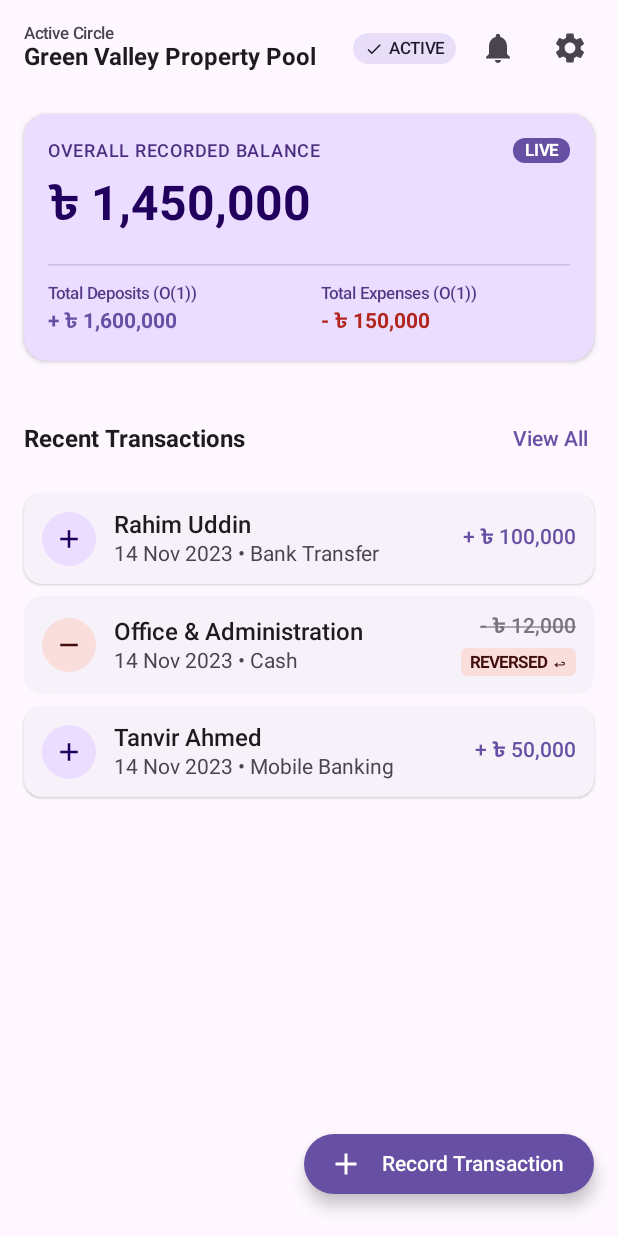
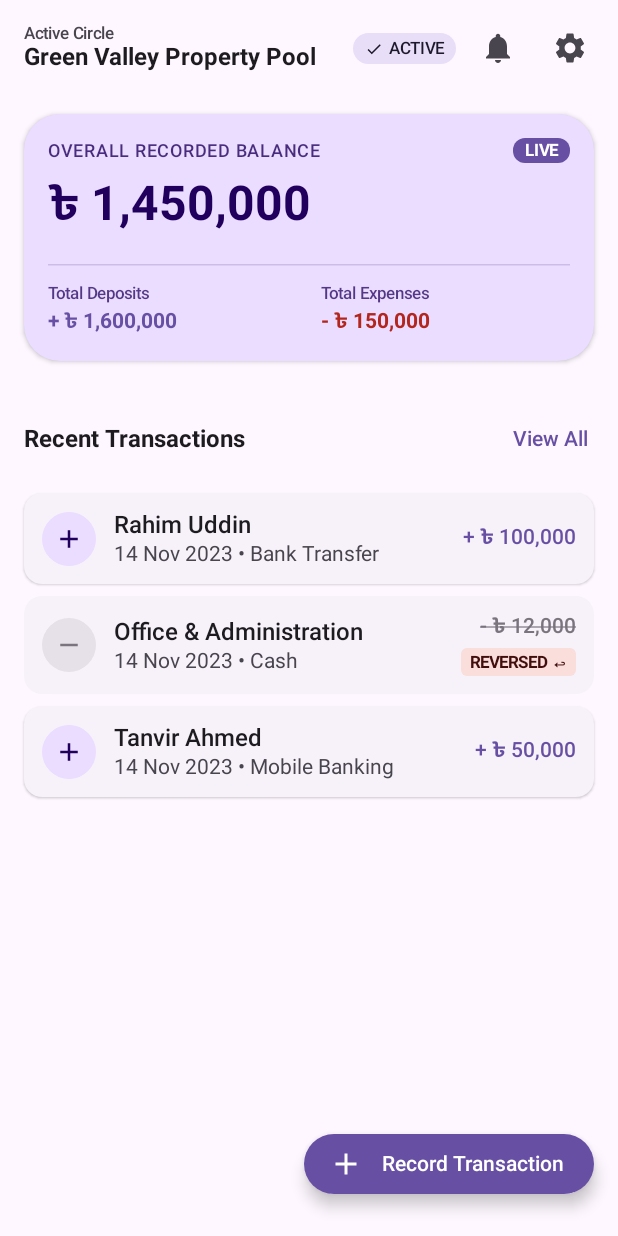
Before and after one commit to kawsar130/fund-circle, an Android app built with Jetpack Compose: the @Preview function DashboardScreenLightPreview, on a phone screen of 412 x 824 dp. Run offline under Robolectric (Android 15) with nearby library versions, the phone set to English and light mode, and no system bars.

Commit message:
feat(dashboard): polish hero card corner radius, negative balance formatting, and voided transaction indicator

```diff
--- a/app/src/main/java/com/fundcircle/app/presentation/screens/dashboard/DashboardScreen.kt
+++ b/app/src/main/java/com/fundcircle/app/presentation/screens/dashboard/DashboardScreen.kt
@@ -60,6 +60,7 @@ import androidx.compose.ui.res.stringResource
 import androidx.compose.ui.semantics.contentDescription
 import androidx.compose.ui.semantics.semantics
 import androidx.compose.ui.text.font.FontWeight
+import androidx.compose.ui.text.style.TextAlign
 import androidx.compose.ui.text.style.TextDecoration
 import androidx.compose.ui.text.style.TextOverflow
 import androidx.compose.ui.tooling.preview.Preview
@@ -164,6 +165,11 @@ fun DashboardScreen(
                         } else {
                             stringResource(R.string.dashboard_badge_active)
                         }
+                        val badgeCd = if (isLocked) {
+                            stringResource(R.string.dashboard_status_badge_locked_cd)
+                        } else {
+                            stringResource(R.string.dashboard_status_badge_active_cd)
+                        }
                         val badgeContainerColor = if (isLocked) {
                             MaterialTheme.colorScheme.errorContainer
                         } else {
@@ -180,7 +186,7 @@ fun DashboardScreen(
                             color = badgeContainerColor,
                             contentColor = badgeTextColor,
                             modifier = Modifier.semantics {
-                                contentDescription = badgeLabel
+                                contentDescription = badgeCd
                             }
                         ) {
                             Row(
@@ -297,13 +303,15 @@ fun DashboardScreen(
                         text = stringResource(R.string.dashboard_error_title),
                         style = MaterialTheme.typography.titleMedium,
                         fontWeight = FontWeight.Bold,
-                        color = MaterialTheme.colorScheme.onSurface
+                        color = MaterialTheme.colorScheme.onSurface,
+                        textAlign = TextAlign.Center
                     )
                     Spacer(modifier = Modifier.height(DesignTokens.Spacing8))
                     Text(
                         text = state.errorMessage.asString(),
                         style = MaterialTheme.typography.bodyMedium,
-                        color = MaterialTheme.colorScheme.onSurfaceVariant
+                        color = MaterialTheme.colorScheme.onSurfaceVariant,
+                        textAlign = TextAlign.Center
                     )
                     Spacer(modifier = Modifier.height(DesignTokens.Spacing16))
                     Button(
@@ -353,6 +361,39 @@ fun DashboardScreen(
                                     text = stringResource(R.string.viewing_offline_cache),
                                     style = MaterialTheme.typography.labelMedium,
                                     color = MaterialTheme.colorScheme.onSecondaryContainer
+                                )
+                            }
+                        }
+                    }
+                }
+
+                // Locked Circle Notice (Screen 13 Archive / Lock status)
+                if (state.circle?.isLocked == true) {
+                    item(key = "locked_circle_notice") {
+                        Surface(
+                            color = MaterialTheme.colorScheme.errorContainer,
+                            shape = RoundedCornerShape(8.dp),
+                            modifier = Modifier
+                                .fillMaxWidth()
+                                .padding(horizontal = DesignTokens.Spacing16, vertical = DesignTokens.Spacing4)
+                        ) {
+                            Row(
+                                modifier = Modifier
+                                    .fillMaxWidth()
+                                    .padding(horizontal = DesignTokens.Spacing12, vertical = DesignTokens.Spacing8),
+                                verticalAlignment = Alignment.CenterVertically
+                            ) {
+                                Icon(
+                                    imageVector = Icons.Default.Lock,
+                                    contentDescription = null,
+                                    tint = MaterialTheme.colorScheme.onErrorContainer,
+                                    modifier = Modifier.size(16.dp)
+                                )
+                                Spacer(modifier = Modifier.width(DesignTokens.Spacing8))
+                                Text(
+                                    text = stringResource(R.string.dashboard_locked_notice),
+                                    style = MaterialTheme.typography.labelMedium,
+                                    color = MaterialTheme.colorScheme.onErrorContainer
                                 )
                             }
                         }
@@ -459,7 +500,7 @@ fun HeroBalanceCard(
 ) {
     Card(
         modifier = modifier,
-        shape = RoundedCornerShape(16.dp),
+        shape = RoundedCornerShape(24.dp),
         colors = CardDefaults.cardColors(
             containerColor = MaterialTheme.colorScheme.primaryContainer,
             contentColor = MaterialTheme.colorScheme.onPrimaryContainer
@@ -500,17 +541,33 @@ fun HeroBalanceCard(
             Spacer(modifier = Modifier.height(DesignTokens.Spacing8))
 
             // Main Balance Amount (32sp Bold, Tabular Digits)
-            val formattedBalance = remember(circle.recordedBalance) {
-                NumberFormat.getIntegerInstance(Locale.US).format(circle.recordedBalance)
+            val isNegative = circle.recordedBalance < 0L
+            val absBalance = if (isNegative) -circle.recordedBalance else circle.recordedBalance
+            val formattedBalance = remember(absBalance) {
+                NumberFormat.getIntegerInstance(Locale.US).format(absBalance)
             }
-            Text(
-                text = stringResource(
+            val balanceText = if (isNegative) {
+                stringResource(
+                    R.string.dashboard_negative_balance_format,
+                    circle.currency.symbol,
+                    formattedBalance
+                )
+            } else {
+                stringResource(
                     R.string.dashboard_balance_format,
                     circle.currency.symbol,
                     formattedBalance
-                ),
+                )
+            }
+            val balanceColor = if (isNegative) {
+                MaterialTheme.colorScheme.error
+            } else {
+                MaterialTheme.colorScheme.onPrimaryContainer
+            }
+            Text(
+                text = balanceText,
                 style = MaterialTheme.typography.headlineLarge,
-                color = MaterialTheme.colorScheme.onPrimaryContainer
+                color = balanceColor
             )
 
             Spacer(modifier = Modifier.height(DesignTokens.Spacing16))
@@ -632,13 +689,17 @@ fun TransactionItemCard(
                 .padding(DesignTokens.Spacing12),
             verticalAlignment = Alignment.CenterVertically
         ) {
-            // Indicator Icon (+ green for Deposit, - red for Expense)
-            val indicatorBg = if (item.isExpense) {
+            // Indicator Icon (+ green for Deposit, - red for Expense, muted outline if Voided)
+            val indicatorBg = if (item.isVoid) {
+                MaterialTheme.colorScheme.surfaceContainerHighest
+            } else if (item.isExpense) {
                 MaterialTheme.colorScheme.errorContainer
             } else {
                 MaterialTheme.colorScheme.primaryContainer
             }
-            val indicatorTint = if (item.isExpense) {
+            val indicatorTint = if (item.isVoid) {
+                MaterialTheme.colorScheme.outline
+            } else if (item.isExpense) {
                 MaterialTheme.colorScheme.onErrorContainer
             } else {
                 MaterialTheme.colorScheme.onPrimaryContainer
@@ -777,7 +838,8 @@ fun EmptyTransactionsCard(
                 text = stringResource(R.string.dashboard_empty_transactions_title),
                 style = MaterialTheme.typography.titleMedium,
                 fontWeight = FontWeight.SemiBold,
-                color = MaterialTheme.colorScheme.onSurface
+                color = MaterialTheme.colorScheme.onSurface,
+                textAlign = TextAlign.Center
             )
             Spacer(modifier = Modifier.height(DesignTokens.Spacing4))
             val subtitleRes = if (isAdmin) {
@@ -788,7 +850,8 @@ fun EmptyTransactionsCard(
             Text(
                 text = stringResource(subtitleRes),
                 style = MaterialTheme.typography.bodyMedium,
-                color = MaterialTheme.colorScheme.onSurfaceVariant
+                color = MaterialTheme.colorScheme.onSurfaceVariant,
+                textAlign = TextAlign.Center
             )
         }
     }
@@ -935,3 +998,37 @@ private fun DashboardScreenEmptyMemberPreview() {
         )
     }
 }
+
+@Preview(name = "Dashboard Locked Circle", showBackground = true)
+@Composable
+private fun DashboardScreenLockedPreview() {
+    FundCircleTheme(darkTheme = false) {
+        DashboardScreen(
+            state = DashboardUiState(
+                isLoading = false,
+                circle = previewCircle.copy(isLocked = true),
+                recentTransactions = previewTransactions,
+                isAdmin = true,
+                isOffline = false
+            ),
+            onAction = {}
+        )
+    }
+}
+
+@Preview(name = "Dashboard Negative Balance", showBackground = true)
+@Composable
+private fun DashboardScreenNegativeBalancePreview() {
+    FundCircleTheme(darkTheme = false) {
+        DashboardScreen(
+            state = DashboardUiState(
+                isLoading = false,
+                circle = previewCircle.copy(recordedBalance = -150_000L),
+                recentTransactions = previewTransactions,
+                isAdmin = true,
+                isOffline = false
+            ),
+            onAction = {}
+        )
+    }
+}
--- a/app/src/main/res/values/strings.xml
+++ b/app/src/main/res/values/strings.xml
@@ -85,14 +85,18 @@
     <!-- Circle Home Dashboard (Screen 04) -->
     <string name="dashboard_hero_balance_label">OVERALL RECORDED BALANCE</string>
     <string name="dashboard_badge_live">LIVE</string>
-    <string name="dashboard_total_deposits_label">Total Deposits (O(1))</string>
-    <string name="dashboard_total_expenses_label">Total Expenses (O(1))</string>
+    <string name="dashboard_total_deposits_label">Total Deposits</string>
+    <string name="dashboard_total_expenses_label">Total Expenses</string>
     <string name="dashboard_deposit_amount_format">+ %1$s %2$s</string>
     <string name="dashboard_expense_amount_format">- %1$s %2$s</string>
     <string name="dashboard_balance_format">%1$s %2$s</string>
+    <string name="dashboard_negative_balance_format">- %1$s %2$s</string>
     <string name="dashboard_badge_reversed">REVERSED ↩</string>
     <string name="dashboard_badge_active">ACTIVE</string>
     <string name="dashboard_badge_locked">LOCKED</string>
+    <string name="dashboard_status_badge_active_cd">Circle status: Active</string>
+    <string name="dashboard_status_badge_locked_cd">Circle status: Locked</string>
+    <string name="dashboard_locked_notice">This circle is locked. New transactions cannot be recorded.</string>
     <string name="dashboard_recent_transactions_header">Recent Transactions</string>
     <string name="dashboard_btn_view_all">View All</string>
     <string name="dashboard_empty_transactions_title">No Transactions Yet</string>
```
